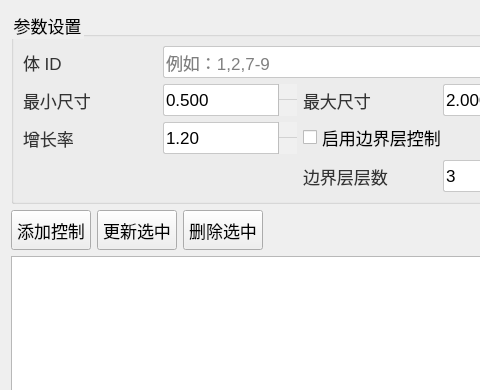
asd977/base_cae, file plugins/Base_Mesh/MeshVolumeControlWidget.ui: the form before one commit; both pictures show x 0 to 480 and y 0 to 390 of the 740 by 540 pixel window.
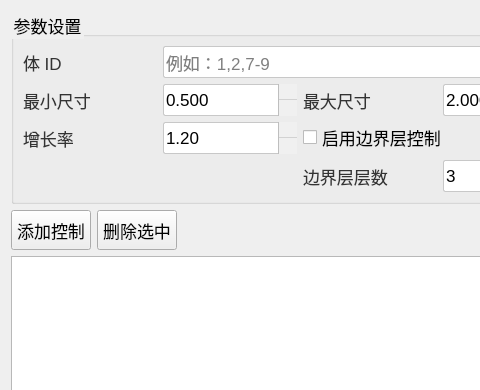
The form after the commit. Icons and pictures are not drawn. Custom widgets are drawn as their Qt base class.

Commit message: Mesh controls: realtime row updates and row-aware ID highlighting

```diff
--- a/plugins/Base_Mesh/MeshVolumeControlWidget.ui
+++ b/plugins/Base_Mesh/MeshVolumeControlWidget.ui
@@ -251,13 +251,6 @@
        </property>
       </widget>
      </item>
-     <item>
-      <widget class="QPushButton" name="btnUpdate">
-       <property name="text">
-        <string>更新选中</string>
-       </property>
-      </widget>
-     </item>
      <item>
       <widget class="QPushButton" name="btnDelete">
        <property name="text">
```
The commit also changes 8 other files.
